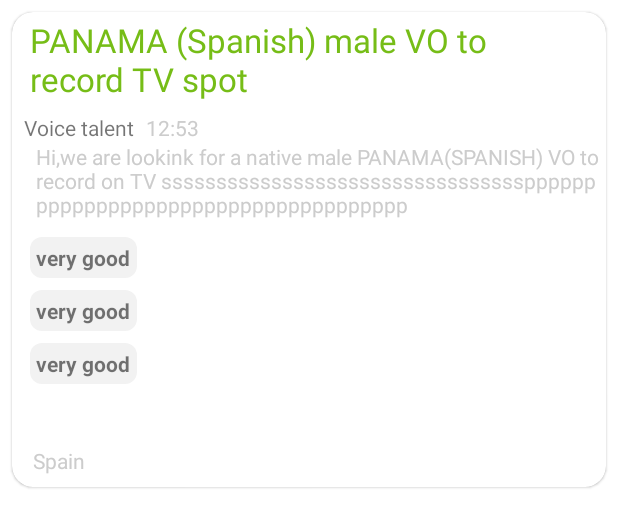
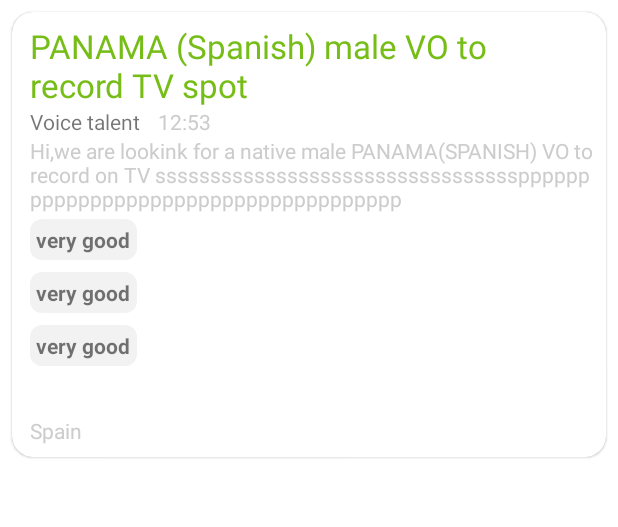
Before and after one commit to xez4/UpworkTracker, an Android app: the layout adverts_card.xml on its own in the app's theme, with its tools: preview values and no code run, on a phone screen of 412 x 824 dp. Shown: the top 527 px of the screen. Run offline under Robolectric (Android 15) with nearby library versions, the phone set to English and light mode, and no system bars.

```diff
--- a/app/src/main/AndroidManifest.xml
+++ b/app/src/main/AndroidManifest.xml
@@ -10,8 +10,8 @@
         android:allowBackup="true"
         android:icon="@mipmap/ic_launcher"
         android:label="@string/app_name"
+        android:largeHeap="true"
         android:roundIcon="@mipmap/ic_launcher_round"
-        android:supportsRtl="true"
         android:theme="@style/AppTheme"
         tools:ignore="AllowBackup,GoogleAppIndexingWarning">
         <activity android:name=".intro.IntroActivity" />
--- a/app/src/main/res/layout/activity_advert.xml
+++ b/app/src/main/res/layout/activity_advert.xml
@@ -34,7 +34,7 @@
                     android:id="@+id/filterButton"
                     android:layout_width="wrap_content"
                     android:layout_height="wrap_content"
-                    android:layout_marginTop="12dp"
+                    android:layout_marginTop="14dp"
                     android:background="@android:color/transparent"
                     android:src="@drawable/ic_filter_list_24px"
                     app:layout_constraintBottom_toTopOf="@id/upworkTrackerTextView"
--- a/app/src/main/res/layout/adverts_card.xml
+++ b/app/src/main/res/layout/adverts_card.xml
@@ -15,11 +15,11 @@
 
         <TextView
             android:id="@+id/titleAdvertText"
-            android:layout_width="wrap_content"
+            android:layout_width="match_parent"
             android:layout_height="wrap_content"
-            android:paddingTop="4dp"
-            android:paddingStart="12dp"
-            android:paddingEnd="12dp"
+            android:layout_marginTop="8dp"
+            android:layout_marginStart="12dp"
+            android:layout_marginEnd="12dp"
             android:text="@string/title_card"
             android:textColor="@color/lima"
             android:textSize="22sp"
@@ -30,17 +30,17 @@
             android:id="@+id/categoryAdvertText"
             android:layout_width="wrap_content"
             android:layout_height="wrap_content"
+            android:layout_marginStart="12dp"
             android:text="@string/category_card"
-            android:layout_margin="8dp"
-            app:layout_constraintStart_toStartOf="@id/titleAdvertText"
-            app:layout_constraintTop_toBottomOf="@id/titleAdvertText"
-            app:layout_constraintBottom_toTopOf="@id/descriptionAdvertText"/>
+            app:layout_constraintBottom_toTopOf="@id/descriptionAdvertText"
+            app:layout_constraintStart_toStartOf="parent"
+            app:layout_constraintTop_toBottomOf="@id/titleAdvertText" />
 
         <TextView
             android:id="@+id/uploadDataText"
             android:layout_width="wrap_content"
             android:layout_height="wrap_content"
-            android:paddingStart="8dp"
+            android:layout_marginStart="12dp"
             android:text="@string/date_card"
             android:textColor="@color/silver"
             app:layout_constraintBottom_toBottomOf="@+id/categoryAdvertText"
@@ -50,14 +50,14 @@
 
         <TextView
             android:id="@+id/descriptionAdvertText"
-            android:layout_width="wrap_content"
+            android:layout_width="match_parent"
             android:layout_height="wrap_content"
             android:maxLines="3"
-            android:paddingEnd="8dp"
-            android:paddingStart="8dp"
+            android:layout_marginStart="12dp"
+            android:layout_marginEnd="8dp"
             android:text="@string/description_card"
             android:textColor="@color/silver"
-            app:layout_constraintStart_toStartOf="@+id/categoryAdvertText"
+            app:layout_constraintStart_toStartOf="parent"
             app:layout_constraintTop_toBottomOf="@id/categoryAdvertText" />
 
 
@@ -65,9 +65,9 @@
             android:id="@+id/recyclerTags"
             android:layout_width="match_parent"
             android:layout_height="wrap_content"
-            android:layout_margin="8dp"
+            android:layout_marginStart="12dp"
             android:overScrollMode="never"
-            app:layout_constraintStart_toStartOf="@id/descriptionAdvertText"
+            app:layout_constraintStart_toStartOf="parent"
             app:layout_constraintTop_toBottomOf="@id/descriptionAdvertText"
             tools:listitem="@layout/tag_advert" />
 
@@ -75,11 +75,10 @@
             android:id="@+id/costAdvertText"
             android:layout_width="wrap_content"
             android:layout_height="wrap_content"
-            android:layout_margin="8dp"
-
+            android:layout_marginStart="12dp"
             android:textColor="@color/lima"
             android:textSize="22sp"
-            app:layout_constraintStart_toStartOf="@id/recyclerTags"
+            app:layout_constraintStart_toStartOf="parent"
             app:layout_constraintTop_toBottomOf="@id/recyclerTags" />
 
         <TextView
@@ -87,7 +86,7 @@
             android:layout_width="wrap_content"
             android:layout_height="wrap_content"
             android:layout_marginBottom="8dp"
-            android:layout_marginStart="14dp"
+            android:layout_marginStart="12dp"
             android:text="@string/country_card"
             android:textColor="@color/silver"
             app:layout_constraintBottom_toBottomOf="parent"
--- a/app/src/main/res/layout/tag_advert.xml
+++ b/app/src/main/res/layout/tag_advert.xml
@@ -6,7 +6,9 @@
     <TextView
         android:id="@+id/tagAdvertText"
         android:layout_width="wrap_content"
-        android:layout_margin="4dp"
+        android:layout_marginEnd="8dp"
+        android:layout_marginTop="4dp"
+        android:layout_marginBottom="4dp"
         android:padding="4dp"
         android:layout_height="wrap_content"
         android:background="@drawable/tag_background_shape"
```
Also changed, not shown: app/src/main/java/com/android/upworktracker/adverts/AdvertViewHolder.kt (+21 -5 lines), app/src/main/java/com/android/upworktracker/adverts/inner_list/TagsViewHolder.kt (+15 -1 lines).
